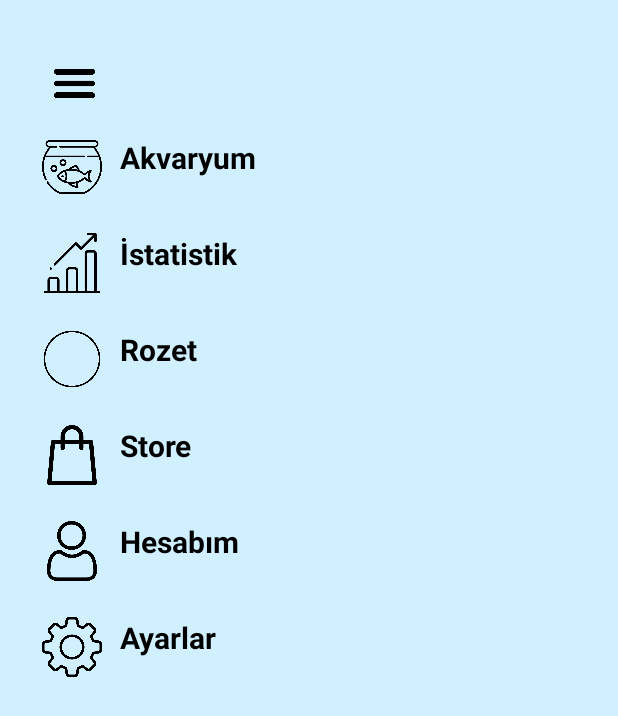
After one commit to fatmanurtilki/aqua, an Android app: the layout activity_menu.xml on its own in the app's theme, with its tools: preview values and no code run, on a phone screen of 412 x 824 dp. The commit adds this screen. Shown: the top 716 px of the screen. Run offline under Robolectric (Android 15) with nearby library versions, the phone set to English and light mode, and no system bars.

Commit message:
Menü activity olarak eklendi
düzenlemeler yapılacak

```diff
--- /dev/null
+++ b/app/src/main/res/layout/activity_menu.xml
@@ -0,0 +1,155 @@
+<?xml version="1.0" encoding="utf-8"?>
+<LinearLayout xmlns:android="http://schemas.android.com/apk/res/android"
+
+    android:orientation="vertical"
+    android:layout_width="match_parent"
+    android:layout_height="match_parent"
+    android:background="@color/drawerBackground"
+    android:paddingTop="32dp"
+    android:paddingStart="16dp"
+    android:paddingEnd="16dp">
+
+
+    <ImageView
+        android:layout_width="67dp"
+        android:layout_height="47dp"
+        android:layout_gravity="start"
+        android:contentDescription="Menu Icon"
+        android:padding="8dp"
+        android:src="@drawable/icon_menu" />
+
+    <LinearLayout
+        android:layout_width="match_parent"
+        android:layout_height="wrap_content"
+        android:orientation="horizontal"
+        android:padding="12dp"
+        android:clickable="true"
+        android:focusable="true"
+        android:onClick="onAkvaryumClick">
+        <ImageView
+            android:layout_width="40dp"
+            android:layout_height="40dp"
+            android:src="@drawable/bos_akvaryum_icon"
+            android:layout_marginEnd="12dp"/>
+        <TextView
+            android:layout_width="wrap_content"
+            android:layout_height="wrap_content"
+            android:text="Akvaryum"
+            android:textSize="20sp"
+            android:textStyle="bold"
+            android:textColor="@color/black"/>
+    </LinearLayout>
+
+    <!-- Diğer menü seçenekleri aynı şekilde devam eder -->
+    <LinearLayout
+        android:layout_width="match_parent"
+        android:layout_height="wrap_content"
+        android:orientation="horizontal"
+        android:padding="12dp"
+        android:clickable="true"
+        android:focusable="true"
+        android:onClick="onIstatistikClick">
+        <ImageView
+            android:layout_width="40dp"
+            android:layout_height="40dp"
+            android:src="@drawable/chart_icon"
+            android:layout_marginEnd="12dp"/>
+        <TextView
+            android:layout_width="wrap_content"
+            android:layout_height="wrap_content"
+            android:text="İstatistik"
+            android:textSize="20sp"
+            android:textStyle="bold"
+            android:textColor="@color/black"/>
+    </LinearLayout>
+
+    <LinearLayout
+        android:layout_width="match_parent"
+        android:layout_height="wrap_content"
+        android:orientation="horizontal"
+        android:padding="12dp"
+        android:clickable="true"
+        android:focusable="true"
+        android:onClick="onRozetClick">
+        <ImageView
+            android:layout_width="40dp"
+            android:layout_height="40dp"
+            android:src="@drawable/rozet_ikonu"
+            android:layout_marginEnd="12dp"/>
+
+        <TextView
+            android:layout_width="wrap_content"
+            android:layout_height="wrap_content"
+            android:text="Rozet"
+            android:textColor="@color/black"
+            android:textSize="20sp"
+            android:textStyle="bold" />
+    </LinearLayout>
+
+    <LinearLayout
+        android:layout_width="match_parent"
+        android:layout_height="wrap_content"
+        android:orientation="horizontal"
+        android:padding="12dp"
+        android:clickable="true"
+        android:focusable="true"
+        android:onClick="onStoreClick">
+        <ImageView
+            android:layout_width="40dp"
+            android:layout_height="40dp"
+            android:src="@drawable/store_icon"
+            android:layout_marginEnd="12dp"/>
+        <TextView
+            android:layout_width="wrap_content"
+            android:layout_height="wrap_content"
+            android:text="Store"
+            android:textSize="20sp"
+            android:textStyle="bold"
+            android:textColor="@color/black"/>
+    </LinearLayout>
+
+    <LinearLayout
+        android:layout_width="match_parent"
+        android:layout_height="wrap_content"
+        android:orientation="horizontal"
+        android:padding="12dp"
+        android:clickable="true"
+        android:focusable="true"
+        android:onClick="onHesabimClick">
+        <ImageView
+            android:layout_width="40dp"
+            android:layout_height="40dp"
+            android:src="@drawable/user_icon"
+            android:layout_marginEnd="12dp"/>
+        <TextView
+            android:layout_width="wrap_content"
+            android:layout_height="wrap_content"
+            android:text="Hesabım"
+            android:textSize="20sp"
+            android:textStyle="bold"
+            android:textColor="@color/black"/>
+    </LinearLayout>
+
+    <LinearLayout
+        android:layout_width="match_parent"
+        android:layout_height="wrap_content"
+        android:orientation="horizontal"
+        android:padding="12dp"
+        android:clickable="true"
+        android:focusable="true"
+        android:onClick="onAyarlarClick">
+        <ImageView
+            android:layout_width="40dp"
+            android:layout_height="40dp"
+            android:src="@drawable/settings_icon"
+            android:layout_marginEnd="12dp"/>
+        <TextView
+            android:layout_width="wrap_content"
+            android:layout_height="wrap_content"
+            android:text="Ayarlar"
+            android:textSize="20sp"
+            android:textStyle="bold"
+            android:textColor="@color/black"/>
+    </LinearLayout>
+
+</LinearLayout>
--- a/app/src/main/res/values/colors.xml
+++ b/app/src/main/res/values/colors.xml
@@ -11,5 +11,6 @@
     <color name="teal_200">#FF03DAC5</color>
     <color name="teal_700">#FF018786</color>
     <color name="green">#008000</color>
+    <color name="drawerBackground">#D0F0FF</color>
 
 </resources>
--- a/app/src/main/res/values/strings.xml
+++ b/app/src/main/res/values/strings.xml
@@ -1,3 +1,5 @@
 <resources>
     <string name="app_name">atınç</string>
+    <string name="navigation_drawer_open">Menüyü Aç</string>
+    <string name="navigation_drawer_close">Menüyü Kapat</string>
 </resources>
```
Also changed, not shown: app/src/main/res/drawable/bos_akvaryum_icon.png (added), app/src/main/res/drawable/chart_icon.png (added), app/src/main/res/drawable/rozet_ikonu.png (added), app/src/main/res/drawable/settings_icon.png (added), app/src/main/res/drawable/store_icon.png (added), app/src/main/res/drawable/user_icon.png (added).
